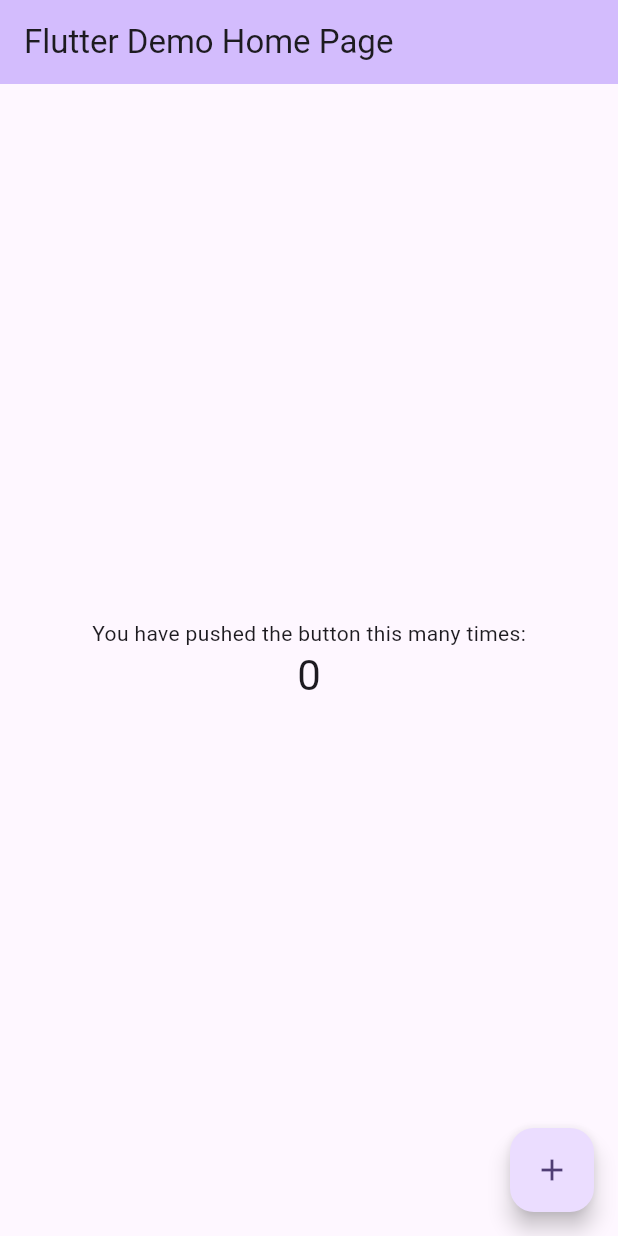
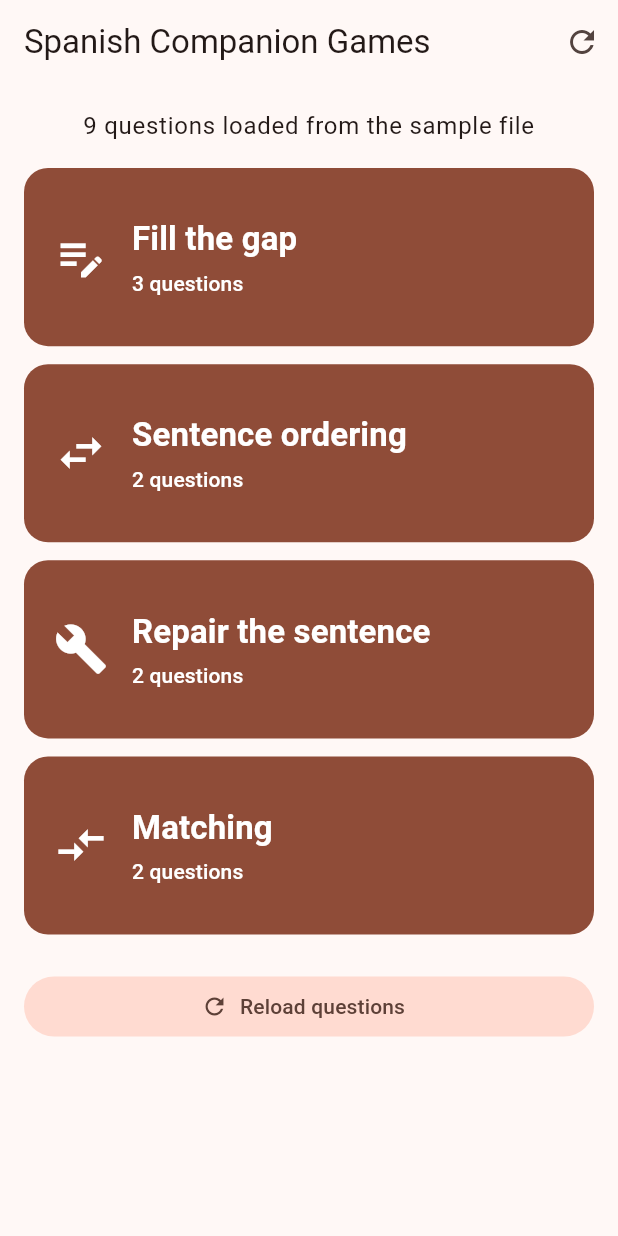
Before and after one commit to Thow76/spanish_companion_games, a Flutter app: the screen it shows after launch, on a phone screen of 412 x 824 dp. Run offline on Flutter 3.47's test engine with Material 3 defaults, Android fonts, the phone set to English and light mode, and no system bars.

Commit message:
B2: home screen with four game buttons, counts and reload
Replaces the counter demo with a home screen that loads the bundled
sample questions, shows one large button per game with its question
count (disabled when there are none), lists any skipped questions, and
has a "Reload questions" button. Game buttons open a placeholder screen
until B3-B6 add the real games.

Co-Authored-By: Claude Fable 5.1 <noreply@anthropic.com>
Claude-Session: https://claude.ai/code/session_018ymVrtkYCErQmvYVFWhgh6

```diff
--- a/lib/main.dart
+++ b/lib/main.dart
@@ -1,122 +1,24 @@
 import 'package:flutter/material.dart';
 
+import 'screens/home_screen.dart';
+
 void main() {
-  runApp(const MyApp());
+  runApp(const SpanishGamesApp());
 }
 
-class MyApp extends StatelessWidget {
-  const MyApp({super.key});
+/// Root of the app: theme plus the home screen.
+class SpanishGamesApp extends StatelessWidget {
+  const SpanishGamesApp({super.key});
 
-  // This widget is the root of your application.
   @override
   Widget build(BuildContext context) {
     return MaterialApp(
-      title: 'Flutter Demo',
+      title: 'Spanish Companion Games',
       theme: ThemeData(
-        // This is the theme of your application.
-        //
-        // TRY THIS: Try running your application with "flutter run". You'll see
-        // the application has a purple toolbar. Then, without quitting the app,
-        // try changing the seedColor in the colorScheme below to Colors.green
-        // and then invoke "hot reload" (save your changes or press the "hot
-        // reload" button in a Flutter-supported IDE, or press "r" if you used
-        // the command line to start the app).
-        //
-        // Notice that the counter didn't reset back to zero; the application
-        // state is not lost during the reload. To reset the state, use hot
-        // restart instead.
-        //
-        // This works for code too, not just values: Most code changes can be
-        // tested with just a hot reload.
-        colorScheme: .fromSeed(seedColor: Colors.deepPurple),
+        colorScheme: ColorScheme.fromSeed(seedColor: Colors.deepOrange),
+        useMaterial3: true,
       ),
-      home: const MyHomePage(title: 'Flutter Demo Home Page'),
+      home: const HomeScreen(),
     );
   }
 }
-
-class MyHomePage extends StatefulWidget {
-  const MyHomePage({super.key, required this.title});
-
-  // This widget is the home page of your application. It is stateful, meaning
-  // that it has a State object (defined below) that contains fields that affect
-  // how it looks.
-
-  // This class is the configuration for the state. It holds the values (in this
-  // case the title) provided by the parent (in this case the App widget) and
-  // used by the build method of the State. Fields in a Widget subclass are
-  // always marked "final".
-
-  final String title;
-
-  @override
-  State<MyHomePage> createState() => _MyHomePageState();
-}
-
-class _MyHomePageState extends State<MyHomePage> {
-  int _counter = 0;
-
-  void _incrementCounter() {
-    setState(() {
-      // This call to setState tells the Flutter framework that something has
-      // changed in this State, which causes it to rerun the build method below
-      // so that the display can reflect the updated values. If we changed
-      // _counter without calling setState(), then the build method would not be
-      // called again, and so nothing would appear to happen.
-      _counter++;
-    });
-  }
-
-  @override
-  Widget build(BuildContext context) {
-    // This method is rerun every time setState is called, for instance as done
-    // by the _incrementCounter method above.
-    //
-    // The Flutter framework has been optimized to make rerunning build methods
-    // fast, so that you can just rebuild anything that needs updating rather
-    // than having to individually change instances of widgets.
-    return Scaffold(
-      appBar: AppBar(
-        // TRY THIS: Try changing the color here to a specific color (to
-        // Colors.amber, perhaps?) and trigger a hot reload to see the AppBar
-        // change color while the other colors stay the same.
-        backgroundColor: Theme.of(context).colorScheme.inversePrimary,
-        // Here we take the value from the MyHomePage object that was created by
-        // the App.build method, and use it to set our appbar title.
-        title: Text(widget.title),
-      ),
-      body: Center(
-        // Center is a layout widget. It takes a single child and positions it
-        // in the middle of the parent.
-        child: Column(
-          // Column is also a layout widget. It takes a list of children and
-          // arranges them vertically. By default, it sizes itself to fit its
-          // children horizontally, and tries to be as tall as its parent.
-          //
-          // Column has various properties to control how it sizes itself and
-          // how it positions its children. Here we use mainAxisAlignment to
-          // center the children vertically; the main axis here is the vertical
-          // axis because Columns are vertical (the cross axis would be
-          // horizontal).
-          //
-          // TRY THIS: Invoke "debug painting" (choose the "Toggle Debug Paint"
-          // action in the IDE, or press "p" in the console), to see the
-          // wireframe for each widget.
-          mainAxisAlignment: .center,
-          children: [
-            const Text('You have pushed the button this many times:'),
-            Text(
-              '$_counter',
-              style: Theme.of(context).textTheme.headlineMedium,
-            ),
-          ],
-        ),
-      ),
-      floatingActionButton: FloatingActionButton(
-        onPressed: _incrementCounter,
-        tooltip: 'Increment',
-        child: const Icon(Icons.add),
-      ),
-    );
-  }
-}
--- /dev/null
+++ b/lib/screens/home_screen.dart
@@ -0,0 +1,300 @@
+/// Home screen: one large button per game, with the number of questions
+/// available for each, and a "Reload questions" button.
+///
+/// For now the questions come from the bundled sample file. B8 will replace
+/// the loader with the Drive file.
+library;
+
+import 'package:flutter/material.dart';
+
+import '../data/question_loader.dart';
+import '../models/question.dart';
+import '../models/question_parser.dart';
+import 'game_placeholder_screen.dart';
+
+/// Signature of the function that fetches and parses the question file.
+typedef QuestionSource = Future<ParsedQuestions> Function();
+
+class HomeScreen extends StatefulWidget {
+  const HomeScreen({super.key, this.source = loadQuestionsFromAsset});
+
+  /// Where the questions come from. Defaults to the bundled sample file.
+  /// Tests pass a fake here.
+  final QuestionSource source;
+
+  @override
+  State<HomeScreen> createState() => _HomeScreenState();
+}
+
+class _HomeScreenState extends State<HomeScreen> {
+  late Future<ParsedQuestions> _future;
+
+  @override
+  void initState() {
+    super.initState();
+    _future = widget.source();
+  }
+
+  void _reload() {
+    setState(() {
+      _future = widget.source();
+    });
+  }
+
+  void _openGame(GameType game, List<Question> questions) {
+    Navigator.of(context).push<void>(
+      MaterialPageRoute(
+        builder: (_) => GamePlaceholderScreen(game: game, questions: questions),
+      ),
+    );
+  }
+
+  @override
+  Widget build(BuildContext context) {
+    return Scaffold(
+      appBar: AppBar(
+        title: const Text('Spanish Companion Games'),
+        actions: [
+          IconButton(
+            tooltip: 'Reload questions',
+            icon: const Icon(Icons.refresh),
+            onPressed: _reload,
+          ),
+        ],
+      ),
+      body: FutureBuilder<ParsedQuestions>(
+        future: _future,
+        builder: (context, snapshot) {
+          if (snapshot.connectionState != ConnectionState.done) {
+            return const Center(child: CircularProgressIndicator());
+          }
+          if (snapshot.hasError) {
+            return _ErrorView(
+              message: _describeError(snapshot.error!),
+              onReload: _reload,
+            );
+          }
+          final parsed = snapshot.data!;
+          return _LoadedView(
+            parsed: parsed,
+            onReload: _reload,
+            onGameSelected: (game) => _openGame(game, parsed.forGame(game)),
+          );
+        },
+      ),
+    );
+  }
+
+  static String _describeError(Object error) {
+    if (error is QuestionFileException) return error.message;
+    return 'Could not load the questions: $error';
+  }
+}
+
+class _LoadedView extends StatelessWidget {
+  const _LoadedView({
+    required this.parsed,
+    required this.onReload,
+    required this.onGameSelected,
+  });
+
+  final ParsedQuestions parsed;
+  final VoidCallback onReload;
+  final ValueChanged<GameType> onGameSelected;
+
+  @override
+  Widget build(BuildContext context) {
+    final counts = parsed.countByGame;
+    final total = parsed.questions.length;
+    final textTheme = Theme.of(context).textTheme;
+
+    return LayoutBuilder(
+      builder: (context, constraints) {
+        final twoColumns = constraints.maxWidth >= 600;
+        return SingleChildScrollView(
+          padding: const EdgeInsets.all(16),
+          child: Center(
+            child: ConstrainedBox(
+              constraints: const BoxConstraints(maxWidth: 720),
+              child: Column(
+                crossAxisAlignment: CrossAxisAlignment.stretch,
+                children: [
+                  Text(
+                    total == 1
+                        ? '1 question loaded from the sample file'
+                        : '$total questions loaded from the sample file',
+                    style: textTheme.bodyLarge,
+                    textAlign: TextAlign.center,
+                  ),
+                  if (parsed.hasProblems) ...[
+                    const SizedBox(height: 8),
+                    _ProblemsNotice(problems: parsed.problems),
+                  ],
+                  const SizedBox(height: 16),
+                  GridView.count(
+                    crossAxisCount: twoColumns ? 2 : 1,
+                    shrinkWrap: true,
+                    physics: const NeverScrollableScrollPhysics(),
+                    mainAxisSpacing: 12,
+                    crossAxisSpacing: 12,
+                    childAspectRatio: twoColumns ? 2.2 : 3.2,
+                    children: [
+                      for (final game in GameType.values)
+                        _GameButton(
+                          game: game,
+                          count: counts[game] ?? 0,
+                          onPressed: () => onGameSelected(game),
+                        ),
+                    ],
+                  ),
+                  const SizedBox(height: 24),
+                  FilledButton.tonalIcon(
+                    onPressed: onReload,
+                    icon: const Icon(Icons.refresh),
+                    label: const Text('Reload questions'),
+                  ),
+                ],
+              ),
+            ),
+          ),
+        );
+      },
+    );
+  }
+}
+
+class _GameButton extends StatelessWidget {
+  const _GameButton({
+    required this.game,
+    required this.count,
+    required this.onPressed,
+  });
+
+  final GameType game;
+  final int count;
+  final VoidCallback onPressed;
+
+  @override
+  Widget build(BuildContext context) {
+    final enabled = count > 0;
+    final countText = switch (count) {
+      0 => 'No questions yet',
+      1 => '1 question',
+      _ => '$count questions',
+    };
+
+    // No colours on these styles: the button supplies its own foreground
+    // colour, which also greys the text out when the button is disabled.
+    return FilledButton(
+      onPressed: enabled ? onPressed : null,
+      style: FilledButton.styleFrom(
+        padding: const EdgeInsets.symmetric(horizontal: 20, vertical: 16),
+        shape: RoundedRectangleBorder(borderRadius: BorderRadius.circular(16)),
+      ),
+      child: Row(
+        children: [
+          Icon(_iconFor(game), size: 36),
+          const SizedBox(width: 16),
+          Expanded(
+            child: Column(
+              mainAxisAlignment: MainAxisAlignment.center,
+              crossAxisAlignment: CrossAxisAlignment.start,
+              children: [
+                Text(
+                  game.label,
+                  style: const TextStyle(
+                    fontSize: 22,
+                    fontWeight: FontWeight.w600,
+                  ),
+                ),
+                const SizedBox(height: 4),
+                Text(countText, style: const TextStyle(fontSize: 14)),
+              ],
+            ),
+          ),
+        ],
+      ),
+    );
+  }
+
+  static IconData _iconFor(GameType game) {
+    switch (game) {
+      case GameType.fillGap:
+        return Icons.edit_note;
+      case GameType.order:
+        return Icons.swap_horiz;
+      case GameType.repair:
+        return Icons.build;
+      case GameType.match:
+        return Icons.compare_arrows;
+    }
+  }
+}
+
+class _ProblemsNotice extends StatelessWidget {
+  const _ProblemsNotice({required this.problems});
+
+  final List<QuestionProblem> problems;
+
+  @override
+  Widget build(BuildContext context) {
+    final scheme = Theme.of(context).colorScheme;
+    final n = problems.length;
+    return Card(
+      color: scheme.errorContainer,
+      child: ExpansionTile(
+        leading: Icon(Icons.warning_amber, color: scheme.onErrorContainer),
+        title: Text(
+          n == 1
+              ? '1 question was skipped because of a format problem'
+              : '$n questions were skipped because of format problems',
+          style: TextStyle(color: scheme.onErrorContainer),
+        ),
+        children: [
+          for (final problem in problems)
+            ListTile(
+              dense: true,
+              title: Text(
+                problem.toString(),
+                style: TextStyle(color: scheme.onErrorContainer),
+              ),
+            ),
+        ],
+      ),
+    );
+  }
+}
+
+class _ErrorView extends StatelessWidget {
+  const _ErrorView({required this.message, required this.onReload});
+
+  final String message;
+  final VoidCallback onReload;
+
+  @override
+  Widget build(BuildContext context) {
+    return Center(
+      child: Padding(
+        padding: const EdgeInsets.all(24),
+        child: Column(
+          mainAxisSize: MainAxisSize.min,
+          children: [
+            Icon(
+              Icons.error_outline,
+              size: 48,
+              color: Theme.of(context).colorScheme.error,
+            ),
+            const SizedBox(height: 12),
+            Text(message, textAlign: TextAlign.center),
+            const SizedBox(height: 16),
+            FilledButton.icon(
+              onPressed: onReload,
+              icon: const Icon(Icons.refresh),
+              label: const Text('Reload questions'),
+            ),
+          ],
+        ),
+      ),
+    );
+  }
+}
```
Also changed, not shown: lib/screens/game_placeholder_screen.dart (added, +53 -0 lines), 1 other file.
